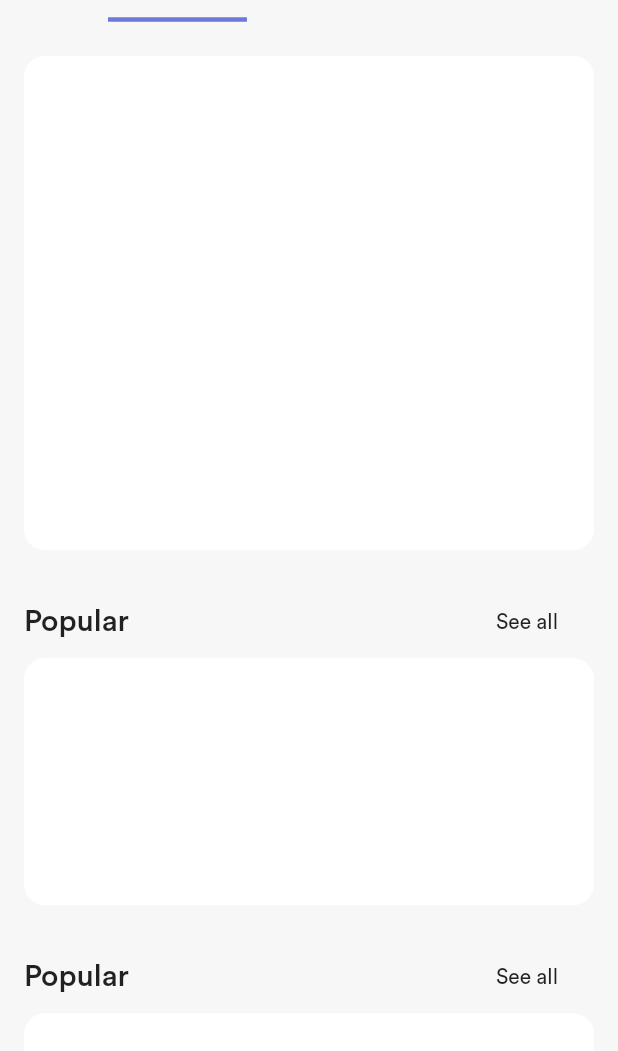
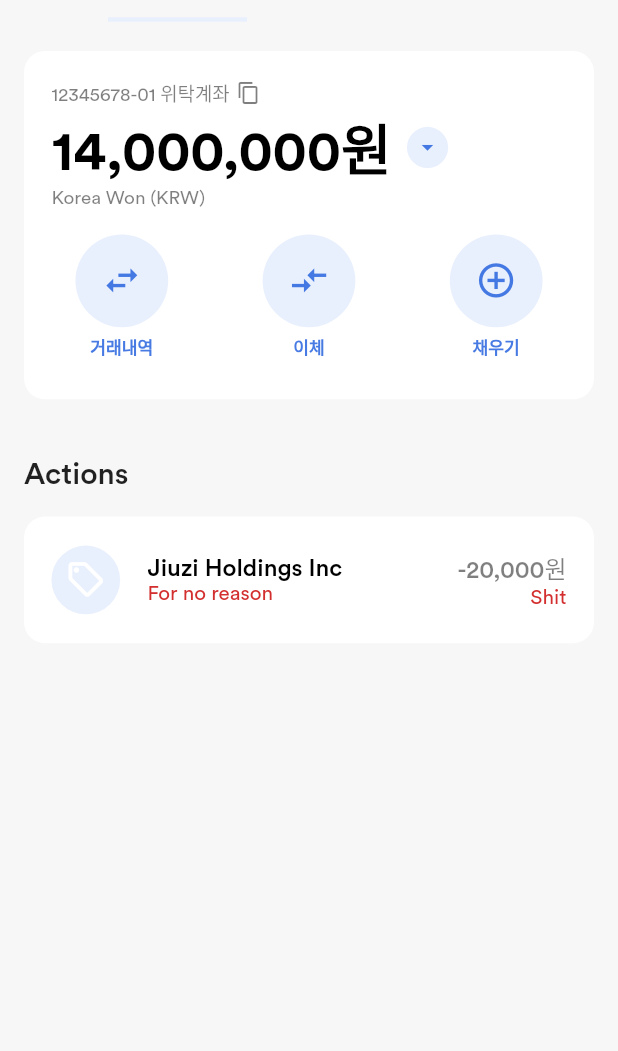
Before and after one commit to arxivj/InvestApp, a Flutter app: the HomeTabBarWidget screen opened directly, on a phone screen of 412 x 824 dp, the part 57-1108 px from its top. Run offline on Flutter 3.47's test engine with Material 3 defaults, Android fonts, the phone set to English and light mode, and no system bars; our stand-ins replace flutter_screenutil, flutter_svg, marquee, rive, shared_preferences; missing offline and left inert: flutter_web_frame; accounts and stored records are empty.

Commit message:
Feat: 대략적인 컨셉 및 레이아웃 구성 완료

```diff
--- a/lib/main.dart
+++ b/lib/main.dart
@@ -1,7 +1,7 @@
 import 'dart:ui';
 import 'package:flutter/material.dart';
 import 'package:provider/provider.dart';
-import 'package:untitled/color/app_colors.dart';
+import 'package:untitled/presenter/colors/app_colors.dart';
 import 'package:untitled/presenter/themes/mode/dark_theme.dart';
 import 'package:untitled/presenter/themes/mode/light_theme.dart';
 import 'package:untitled/provider/theme_provider.dart';
--- a/lib/page/home/custom_tab_bar_delegate.dart
+++ b/lib/page/home/custom_tab_bar_delegate.dart
@@ -5,11 +5,13 @@ import 'home_widget/accounts_widget.dart';
 class CustomTabBarDelegate extends SliverPersistentHeaderDelegate {
   @override
   double get minExtent => 48;
+
   @override
   double get maxExtent => 48;
 
   @override
-  Widget build(BuildContext context, double shrinkOffset, bool overlapsContent) {
+  Widget build(
+      BuildContext context, double shrinkOffset, bool overlapsContent) {
     return Container(
       padding: const EdgeInsets.symmetric(vertical: 8),
       color: Theme.of(context).scaffoldBackgroundColor,
@@ -23,8 +25,10 @@ class CustomTabBarDelegate extends SliverPersistentHeaderDelegate {
         isScrollable: true,
         tabs: _buildTabs(context),
         indicatorWeight: 0,
-        unselectedLabelColor: Colors.grey, // Set to grey to differentiate from selected tabs
-        labelColor: Theme.of(context).colorScheme.onSurface, // Ensured contrast with the unselected tabs
+        unselectedLabelColor: Colors.grey,
+        // Set to grey to differentiate from selected tabs
+        labelColor: Theme.of(context).colorScheme.onSurface,
+        // Ensured contrast with the unselected tabs
         indicatorColor: Theme.of(context).colorScheme.secondary,
         indicatorSize: TabBarIndicatorSize.label,
       ),
@@ -32,8 +36,16 @@ class CustomTabBarDelegate extends SliverPersistentHeaderDelegate {
   }
 
   List<Widget> _buildTabs(BuildContext context) {
-    List<String> tabTitles = ["Accounts", "Stocks", "News", "Untitled", "Untitled"];
-    return tabTitles.map((title) => Tab(child: _buildTabContent(context, title))).toList();
+    List<String> tabTitles = [
+      "Accounts",
+      "Stocks",
+      "News",
+      "Untitled",
+      "Untitled"
+    ];
+    return tabTitles
+        .map((title) => Tab(child: _buildTabContent(context, title)))
+        .toList();
   }
 
   Widget _buildTabContent(BuildContext context, String title) {
@@ -51,7 +63,7 @@ class CustomTabBarDelegate extends SliverPersistentHeaderDelegate {
 Widget customTabBarView() {
   return TabBarView(
     children: [
-      const AccountsWidget(),
+      AccountsWidget(),
       Container(color: Colors.green),
       Container(color: Colors.blue),
       Container(color: Colors.yellow),
--- a/lib/page/home/home.dart
+++ b/lib/page/home/home.dart
@@ -4,7 +4,6 @@ import 'package:flutter/widgets.dart';
 import 'package:flutter_screenutil/flutter_screenutil.dart';
 import 'package:untitled/core/constants/app_padding.dart';
 import 'package:untitled/page/search_bar_widget.dart';
-import 'package:untitled/page/home/home_widget/accounts_widget.dart';
 import 'package:untitled/page/home/custom_tab_bar_delegate.dart';
 import 'package:untitled/widget/stock_marqee.dart';
 import 'home_appbar.dart';
--- a/lib/page/home/home_appbar.dart
+++ b/lib/page/home/home_appbar.dart
@@ -42,15 +42,10 @@ PreferredSizeWidget homeAppBar(BuildContext context) {
                 ],
               ),
             ),
-            // Expanded(
-            //   child: Container(
-            //     decoration: const BoxDecoration(
-            //       color: Colors.transparent,
-            //       shape: BoxShape.rectangle,
-            //     ),
-            //   ),
-            // ),
-            ThemeButton(),
+            const Padding(
+              padding: EdgeInsets.only(left: 26),
+              child: ThemeButton(),
+            ),
             Row(
               children: [
                 GestureDetector(
--- a/lib/page/home/home_widget/accounts_widget.dart
+++ b/lib/page/home/home_widget/accounts_widget.dart
@@ -1,9 +1,7 @@
-import 'package:flutter/cupertino.dart';
 import 'package:flutter/material.dart';
 import 'package:flutter_screenutil/flutter_screenutil.dart';
 
 import '../../../core/constants/app_padding.dart';
-import '../../tabbar/grid_item_widget.dart';
 
 class AccountsWidget extends StatelessWidget {
   const AccountsWidget({super.key});
@@ -14,118 +12,277 @@ class AccountsWidget extends StatelessWidget {
       body: SingleChildScrollView(
         child: Column(
           children: [
-            Padding(
-              padding: EdgeInsets.only(top: 16.h),
-            ),
-            // GridItemWidget(),
+            const SizedBox(height: 16),
             Padding(
               padding: AppPadding.horizontal16,
-              child: Column(
-                children: [
-                  Container(
-                    decoration: BoxDecoration(
-                      color: Theme.of(context).colorScheme.onPrimary,
-                      borderRadius: BorderRadius.circular(14),
-                    ),
-                    width: 1.sw,
-                    height: 0.4.sh,
-                  ),
-                ],
-              ),
+              child: AccountDetailsCard(),
             ),
-            SizedBox(
-              height: 24,
-            ),
-            Padding(
-              padding: AppPadding.horizontal16,
-              child: Column(
-                children: [
-                  Row(
-                    mainAxisAlignment: MainAxisAlignment.spaceBetween,
-                    children: [
-                      Text(
-                        'Popular',
-                        style: Theme.of(context).textTheme.headline6,
-                      ),
-                      TextButton(
-                        onPressed: () {},
-                        child: Text(
-                          'See all',
-                          style: Theme.of(context).textTheme.bodyText2,
-                        ),
-                      ),
-                    ],
-                  ),
-                  Container(
-                    decoration: BoxDecoration(
-                      color: Theme.of(context).colorScheme.onPrimary,
-                      borderRadius: BorderRadius.circular(14),
-                    ),
-                    width: 1.sw,
-                    height: 0.2.sh,
-                  ),
-                ],
-              ),
-            ),
-            SizedBox(
-              height: 24,
-            ),
-            Padding(
-              padding: AppPadding.horizontal16,
-              child: Column(
-                children: [
-                  Row(
-                    mainAxisAlignment: MainAxisAlignment.spaceBetween,
-                    children: [
-                      Text(
-                        'Popular',
-                        style: Theme.of(context).textTheme.headline6,
-                      ),
-                      TextButton(
-                        onPressed: () {},
-                        child: Text(
-                          'See all',
-                          style: Theme.of(context).textTheme.bodyText2,
-                        ),
-                      ),
-                    ],
-                  ),
-                  Container(
-                    decoration: BoxDecoration(
-                      color: Theme.of(context).colorScheme.onPrimary,
-                      borderRadius: BorderRadius.circular(14),
-                    ),
-                    width: 1.sw,
-                    height: 0.3.sh,
-                  ),
-                ],
-              ),
-            ),
-            // Flexible(
-            //   flex: 1,
-            //   child: Container(
-            //     decoration: BoxDecoration(
-            //       borderRadius: const BorderRadius.all(
-            //         Radius.circular(14),
-            //       ),
-            //       color: Colors.grey.shade900,
-            //     ),
-            //     child: Center(
-            //       child: Text(
-            //         'Accounts',
-            //         style: TextStyle(
-            //           color: Colors.white,
-            //           fontSize: 16.sp,
-            //           fontWeight: FontWeight.bold,
-            //         ),
-            //       ),
-            //     ),
-            //   ),
-            // ),
-            // SizedBox(height: 40.h)
+            SizedBox(height: 32.h),
+            ActionItemsSection(),
+            SizedBox(height: 40.h),
           ],
         ),
       ),
     );
   }
 }
+
+class AccountDetailsCard extends StatelessWidget {
+  @override
+  Widget build(BuildContext context) {
+    return Container(
+      decoration: BoxDecoration(
+        color: Theme.of(context).colorScheme.onPrimary,
+        borderRadius: BorderRadius.circular(14),
+      ),
+      padding: EdgeInsets.all(16.sp),
+      child: Column(
+        crossAxisAlignment: CrossAxisAlignment.start,
+        children: [
+          Row(
+            children: [
+              Text('12345678-01 위탁계좌',
+                  style: Theme.of(context).textTheme.headline6?.copyWith(
+                      fontWeight: FontWeight.normal,
+                      color: Theme.of(context).hintColor,
+                      fontSize: 11.sp)),
+              Container(
+                padding: EdgeInsets.only(left: 4.sp),
+                child: Icon(
+                  Icons.copy,
+                  color: Theme.of(context).hintColor,
+                  size: 14.sp,
+                ),
+              )
+            ],
+          ),
+          Row(
+            children: [
+              Text(
+                '14,000,000원',
+                style: TextStyle(
+                  fontSize: 32.sp,
+                  fontWeight: FontWeight.bold,
+                  color: Theme.of(context).colorScheme.primary,
+                ),
+              ),
+              IconButton(
+                  onPressed: () {},
+                  icon: Container(
+                    decoration: BoxDecoration(
+                      color: Theme.of(context).colorScheme.secondary,
+                      shape: BoxShape.circle,
+                    ),
+                    padding: EdgeInsets.all(4.sp),
+                    child: Icon(
+                      Icons.arrow_drop_down,
+                      color: Theme.of(context).highlightColor,
+                      size: 16.sp,
+                    ),
+                  )),
+            ],
+          ),
+          Text('Korea Won (KRW)',
+              style: TextStyle(
+                fontSize: 11.sp,
+                color: Theme.of(context).hintColor,
+              )),
+          // const SizedBox(height: 8),
+          // Text(
+          //   '-2,046원 | -5.17%',
+          //   style: Theme.of(context).textTheme.subtitle1?.copyWith(
+          //     color: Colors.red,
+          //   ),
+          // ),
+          // const SizedBox(height: 16),
+          // AccountDataRow('예수금', '1,363원'),
+          // AccountDataRow('매입금액', '39,547원'),
+          // AccountDataRow('평가금액', '37,501원'),
+          // AccountDataRow('손익금액', '-2,046원'),
+          // AccountDataRow('출금가능금액', '0원'),
+          const SizedBox(height: 16),
+          ActionButtonsBar(),
+          const SizedBox(height: 8),
+        ],
+      ),
+    );
+  }
+}
+
+class AccountDataRow extends StatelessWidget {
+  final String label;
+  final String value;
+
+  AccountDataRow(this.label, this.value);
+
+  @override
+  Widget build(BuildContext context) {
+    return Row(
+      mainAxisAlignment: MainAxisAlignment.spaceBetween,
+      children: [
+        Text(
+          label,
+          style: Theme.of(context).textTheme.bodyText1,
+        ),
+        Text(
+          value,
+          style: Theme.of(context).textTheme.bodyText1,
+        ),
+      ],
+    );
+  }
+}
+
+class ActionButtonsBar extends StatelessWidget {
+  @override
+  Widget build(BuildContext context) {
+    return Padding(
+      padding: AppPadding.horizontal16,
+      child: Row(
+        mainAxisAlignment: MainAxisAlignment.spaceBetween,
+        children: [
+          ActionButton(title: '거래내역', icon: Icons.swap_horiz),
+          // Choose appropriate icons
+          ActionButton(title: '이체', icon: Icons.compare_arrows),
+          ActionButton(title: '채우기', icon: Icons.add_circle_outline),
+        ],
+      ),
+    );
+  }
+}
+
+class ActionButton extends StatelessWidget {
+  final String title;
+  final IconData icon;
+
+  ActionButton({required this.title, required this.icon});
+
+  @override
+  Widget build(BuildContext context) {
+    return Column(
+      mainAxisSize: MainAxisSize.min,
+      children: [
+        ElevatedButton(
+          onPressed: () {},
+          style: ElevatedButton.styleFrom(
+            elevation: 0,
+            backgroundColor: Theme.of(context).colorScheme.secondary,
+            padding: EdgeInsets.all(15.sp),
+            // Adjust padding to scale the circular button
+            shape: CircleBorder(),
+          ),
+          child: Icon(
+            icon,
+            color: Theme.of(context).highlightColor,
+            size: 24.sp, // Adjust icon size to fit within the button
+          ),
+        ),
+        SizedBox(height: 4.h), // Spacing between icon and text
+        Text(
+          title,
+          style: TextStyle(
+            fontSize: 10.sp,
+            fontWeight: FontWeight.w600,
+            color: Theme.of(context).highlightColor,
+          ),
+        ),
+      ],
+    );
+  }
+}
+
+class ActionItemsSection extends StatelessWidget {
+  const ActionItemsSection({super.key});
+
+  @override
+  Widget build(BuildContext context) {
+    return Padding(
+      padding: AppPadding.horizontal16,
+      child: Column(
+        crossAxisAlignment: CrossAxisAlignment.start,
+        children: [
+          Text(
+            'Actions',
+            style: Theme.of(context).textTheme.headline6,
+          ),
+          const SizedBox(height: 16),
+          Container(
+            padding: EdgeInsets.all(16.sp),
+            width: double.infinity,
+            decoration: BoxDecoration(
+              color: Theme.of(context).colorScheme.onPrimary,
+              borderRadius: BorderRadius.circular(14),
+            ),
+            // Add more content or image as needed
+            child: Row(
+              mainAxisAlignment: MainAxisAlignment.spaceBetween,
+              children: [
+                Row(
+                  children: [
+                    Container(
+                      width: 40.w,
+                      height: 40.h,
+                      decoration: BoxDecoration(
+                        color: Theme.of(context).colorScheme.secondary,
+                        shape: BoxShape.circle,
+                      ),
+                      child: Container(
+                        padding: EdgeInsets.all(8.sp),
+                        child: Icon(
+                          Icons.sell_outlined,
+                          color: Theme.of(context).colorScheme.onPrimary,
+                          size: 24.sp,
+                        ),
+                      ),
+                    ),
+                    SizedBox(width: 16.w),
+                    Column(
+                      crossAxisAlignment: CrossAxisAlignment.start,
+                      children: [
+                        Text(
+                          'Jiuzi Holdings Inc',
+                          style: TextStyle(
+                            fontSize: 14.sp,
+                            fontWeight: FontWeight.w500,
+                            color: Theme.of(context).colorScheme.primary,
+                          ),
+                        ),
+                        Text(
+                          'For no reason',
+                          style: TextStyle(
+                            fontSize: 12.sp,
+                            color: Theme.of(context).colorScheme.error,
+                          ),
+                        ),
+                      ],
+                    )
+                  ],
+                ),
+                Column(
+                  crossAxisAlignment: CrossAxisAlignment.end,
+                  children: [
+                    Text(
+                      '-20,000원',
+                      style: TextStyle(
+                        fontSize: 14.sp,
+                        fontWeight: FontWeight.w500,
+                        color: Theme.of(context).hintColor,
+                      ),
+                    ),
+                    Text(
+                      'Shit',
+                      style: TextStyle(
+                        fontSize: 12.sp,
+                        color: Theme.of(context).colorScheme.error,
+                      ),
+                    ),
+                  ],
+                ),
+              ],
+            ),
+          ),
+        ],
+      ),
+    );
+  }
+}
--- a/lib/page/tabbar.dart
+++ b/lib/page/tabbar.dart
@@ -62,7 +62,7 @@ class _HomeTabBarWidgetState extends State<HomeTabBarWidget>
       ),
       body: TabBarView(
         controller: _tabController,
-        children: const <Widget>[
+        children: <Widget>[
           Center(
             child: AccountsWidget(),
           ),
--- a/lib/presenter/themes/app_themes.dart
+++ b/lib/presenter/themes/app_themes.dart
@@ -1,9 +1,8 @@
 import 'package:flutter/material.dart';
-import '../../color/app_colors.dart';
+import '../colors/app_colors.dart';
 import '../fonts.gen.dart';
 import 'app_theme_style.dart';
 import 'app_theme_typography.dart';
-
 
 class AppTheme extends ThemeExtension<AppTheme> {
   final String name;
@@ -37,6 +36,7 @@ class AppTheme extends ThemeExtension<AppTheme> {
         disabledColor: colors.disabled,
         scaffoldBackgroundColor: colors.background,
         hintColor: colors.hint,
+        highlightColor: colors.information,
         dividerColor: colors.border,
         fontFamily: fontFamily,
         colorScheme: baseColorScheme.copyWith(
@@ -103,12 +103,14 @@ class AppTheme extends ThemeExtension<AppTheme> {
         ),
         textButtonTheme: TextButtonThemeData(
           style: styles.buttonLarge.copyWith(
-        backgroundColor: MaterialStateProperty.resolveWith((Set<MaterialState> states) {
+            backgroundColor:
+                MaterialStateProperty.resolveWith((Set<MaterialState> states) {
               return states.contains(MaterialState.disabled)
                   ? colors.disabled
                   : null; // Defer to the widget's default.
             }),
-        foregroundColor: MaterialStateProperty.resolveWith((Set<MaterialState> states) {
+            foregroundColor:
+                MaterialStateProperty.resolveWith((Set<MaterialState> states) {
               return states.contains(MaterialState.disabled)
                   ? colors.disabled
                   : null; // Defer to the widget's default.
@@ -116,7 +118,8 @@ class AppTheme extends ThemeExtension<AppTheme> {
           ),
         ),
         inputDecorationTheme: InputDecorationTheme(
-      contentPadding: const EdgeInsets.symmetric(vertical: 8, horizontal: 42),
+          contentPadding:
+              const EdgeInsets.symmetric(vertical: 8, horizontal: 42),
           filled: true,
           fillColor: colors.backgroundDark,
           hintStyle: typographies.bodySmall.copyWith(
--- a/lib/presenter/themes/mode/dark_theme.dart
+++ b/lib/presenter/themes/mode/dark_theme.dart
@@ -1,6 +1,6 @@
 import 'package:flutter/material.dart';
 
-import '../../../color/app_colors.dart';
+import '../../colors/app_colors.dart';
 import '../app_theme_style.dart';
 import '../app_themes.dart';
 
@@ -12,12 +12,12 @@ class DarkAppTheme extends AppTheme {
           colors: const AppThemeColors(
             primarySwatch: Colors.teal,
             primary: Color(0xFFFFFFFF),
-      secondary: Color(0xFF6C79DB),
+            secondary: Color(0xFF3e80dd),
             accent: Color(0xFF27C754),
             background: Color(0xFF303030),
             backgroundDark: Color(0xFF202020),
             disabled: Color(0xFF3a3a3a),
-      information: Color(0xFF6C79DB),
+            information: Color(0xB3FFFFFF),
             success: Color(0xFF4CAF50),
             alert: Color(0xFFFFC107),
             warning: Color(0xFFF44336),
--- a/lib/presenter/themes/mode/light_theme.dart
+++ b/lib/presenter/themes/mode/light_theme.dart
@@ -1,6 +1,6 @@
 import 'package:flutter/material.dart';
 
-import '../../../color/app_colors.dart';
+import '../../colors/app_colors.dart';
 import '../app_theme_style.dart';
 import '../app_themes.dart';
 
@@ -12,12 +12,12 @@ class LightAppTheme extends AppTheme {
     colors: const AppThemeColors(
       primarySwatch: Colors.teal,
       primary: Color(0xFF000000),
-      secondary: Color(0xFF6C79DB),
+      secondary: Color(0xFFe8effd),
       accent: Color(0xFF27C754),
       background: Color(0xFFF7F7F7),
       backgroundDark: Color(0xFFedeff3),
       disabled: Color(0xFFCCCCCC),
-      information: Color(0xFF6C79DB),
+      information: Color(0xdb2965de),
       success: Color(0xFF4CAF50),
       alert: Color(0xFFFFC107),
       warning: Color(0xFFF44336),
--- a/pubspec.yaml
+++ b/pubspec.yaml
@@ -57,6 +57,7 @@ flutter:
     - assets/images/
     - assets/icons/
     - assets/icons/symbols/
+    - assets/icons/countries/
 
   fonts:
     - family: CircularStd
```
Also changed, not shown: assets/icons/countries/korea.png (added), assets/icons/countries/kr.png (added), lib/presenter/colors/app_colors.dart (renamed from lib/color/app_colors.dart). Lines whose indentation alone changed are shown as unchanged.
